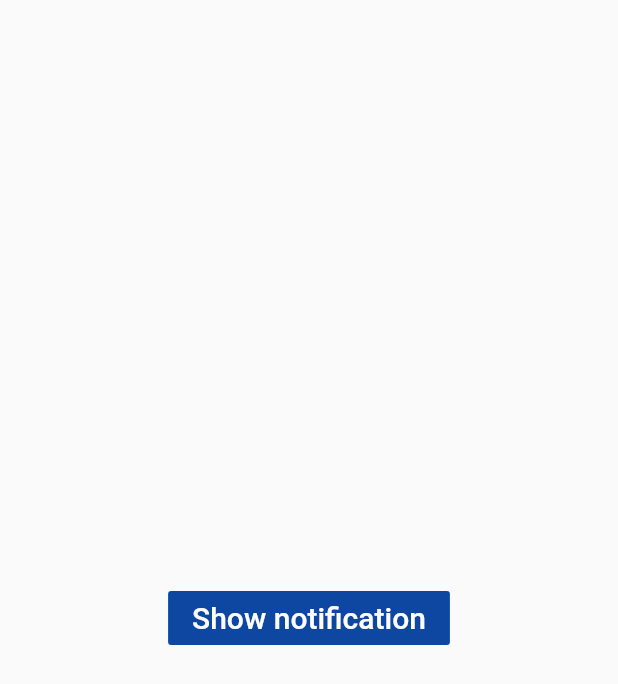
After one commit to ShenLynn/CITS3200-project, a Flutter app: the LocalNotifications screen opened by its route, after a tap on "Show notification", on a phone screen of 412 x 824 dp. The commit adds this screen. Shown: the top 684 px of the screen. Run offline on Flutter 3.47's test engine with Material 2 defaults, Android fonts, the phone set to English and light mode, and no system bars; our stand-ins replace cloud_firestore, datetime_picker_formfield, firebase_auth, firebase_core, flutter_local_notifications, table_calendar; missing offline and left inert: cloud_firestore_platform_interface; accounts and stored records are empty.

Commit message:
First local notification added

```diff
--- a/asthma_app/lib/forms/form3.dart
+++ b/asthma_app/lib/forms/form3.dart
@@ -12,7 +12,6 @@ final q5Controller =  TextEditingController();
 final FirebaseAuth auth = FirebaseAuth.instance;
 final User user = auth.currentUser;
 final userid = user.uid;
-
 
 class form3 extends StatefulWidget {
   @override
--- a/asthma_app/lib/main.dart
+++ b/asthma_app/lib/main.dart
@@ -2,11 +2,12 @@ import 'package:flutter/material.dart';
 import 'package:asthma_app/pages/calendar.dart';
 import 'package:asthma_app/pages/login.dart';
 import 'package:asthma_app/pages/forms_page.dart';
-import 'package:asthma_app/pages/profilefiles/profile.dart';
+import 'package:asthma_app/pages/profile.dart';
 import 'package:asthma_app/pages/help.dart';
 import 'package:asthma_app/pages/welcome.dart';
 import 'package:asthma_app/forms/addEvent.dart';
 import 'package:firebase_core/firebase_core.dart';
+import 'pages/notification.dart';
 
 void main ()  async {
   WidgetsFlutterBinding.ensureInitialized();
@@ -14,14 +15,15 @@ void main ()  async {
   runApp(MaterialApp(
     //override default route to calender
     // Application routes
-    //initialRoute: "calendar",
+    initialRoute: "notification",
     routes: {
       '/': (context) => WelcomePage(),
       'calendar': (context) => Calendar(),
       'forms_page': (context) => FormsPage(),
       'profile': (context) => Profile(),
       'help': (context) => HelpPage(),
-      'addEvent': (context) => addEvent()
+      'addEvent': (context) => addEvent(),
+      'notification': (context) => LocalNotifications()
     },
   ));
 }
--- /dev/null
+++ b/asthma_app/lib/pages/notification.dart
@@ -0,0 +1,96 @@
+import 'package:flutter/material.dart';
+import 'package:flutter/cupertino.dart';
+import 'package:flutter_local_notifications/flutter_local_notifications.dart';
+
+
+
+
+//Tutorial from Sujan Bhattarai. All credit goes to this creator for any code. https://www.youtube.com/watch?v=7aHSNL2lxYk
+
+class LocalNotifications extends StatefulWidget {
+  @override
+  _LocalNotificationsState createState() => _LocalNotificationsState();
+}
+
+class _LocalNotificationsState extends State<LocalNotifications> {
+
+
+  FlutterLocalNotificationsPlugin flutterLocalNotificationsPlugin = FlutterLocalNotificationsPlugin();
+  AndroidInitializationSettings androidInitializationSettings;
+  IOSInitializationSettings iosInitializationSettings;
+  InitializationSettings initializationSettings;
+
+
+  @override
+  void initState() {
+    super.initState();
+    initializing();
+  }
+
+  void initializing() async {
+    androidInitializationSettings = AndroidInitializationSettings("app_icon");
+    iosInitializationSettings = IOSInitializationSettings(onDidReceiveLocalNotification: onDidReceiveLocalNotification);
+    initializationSettings = InitializationSettings(androidInitializationSettings, iosInitializationSettings);
+    await flutterLocalNotificationsPlugin.initialize(initializationSettings, onSelectNotification: onSelectNotification);
+  }
+
+  void _showNotifications() async {
+    await notification();
+  }
+  Future<void> notification() async {
+    AndroidNotificationDetails androidNotificationDetails = AndroidNotificationDetails(
+        "Channel_ID",
+        "channel title",
+        "channel body",
+        priority: Priority.High,
+        importance: Importance.Max,
+        ticker: "test");
+
+    IOSNotificationDetails iosNotificationDetails = IOSNotificationDetails();
+
+    NotificationDetails notificationDetails = NotificationDetails(androidNotificationDetails, iosNotificationDetails);
+    await flutterLocalNotificationsPlugin.show(0, "Hello there", "This is a body", notificationDetails);
+  }
+
+  Future onSelectNotification(String payLoad){
+    if(payLoad != null){
+      print(payLoad);
+    }
+
+    //set navigator to nagitate to another screen
+
+  }
+  Future onDidReceiveLocalNotification(int id, String title, String body, String payload) async {
+    return CupertinoAlertDialog(
+      title: Text(title),
+      content: Text(body),
+      actions: <Widget>[
+        CupertinoDialogAction(
+          isDefaultAction: true,
+          onPressed: () {
+            print("");
+          },
+          child: Text("Ok"),)
+      ],
+    );
+  }
+
+  Widget build(BuildContext context) {
+    return Scaffold(
+      body: Container(
+        width: double.infinity ,
+        child: Column(
+          mainAxisAlignment: MainAxisAlignment.center,
+          children: <Widget>[
+            FlatButton(
+              color: Colors.blue[900],
+              onPressed: _showNotifications,
+              child: Text("Show notification", style: TextStyle(fontSize: 20.0, color: Colors.white),),)
+
+          ],
+        ),
+      )
+
+    );
+  }
+}
--- a/asthma_app/pubspec.yaml
+++ b/asthma_app/pubspec.yaml
@@ -33,6 +33,7 @@ dependencies:
   table_calendar: ^2.2.3
   cloud_firestore: ^0.14.0+2
   datetime_picker_formfield: ^1.0.0
+  flutter_local_notifications: ^1.4.4+4
 
 dev_dependencies:
   flutter_test:
```
Also changed, not shown: asthma_app/lib/pages/profilefiles/profile.dart (deleted, +0 -293 lines), asthma_app/lib/pages/profilefiles/profile_service.dart (deleted, +0 -28 lines), asthma_app/lib/pages/profilefiles/profileclass.dart (deleted, +0 -7 lines), asthma_app/pubspec.lock, 1 other file.
